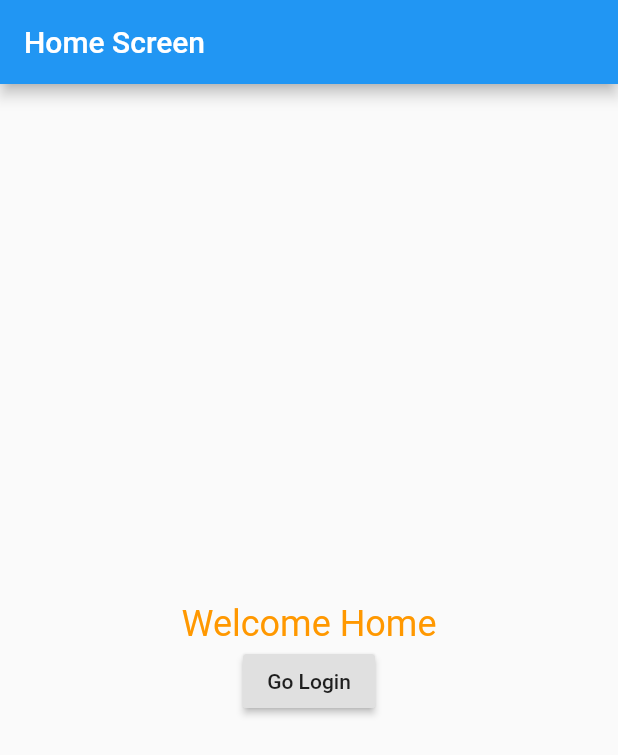
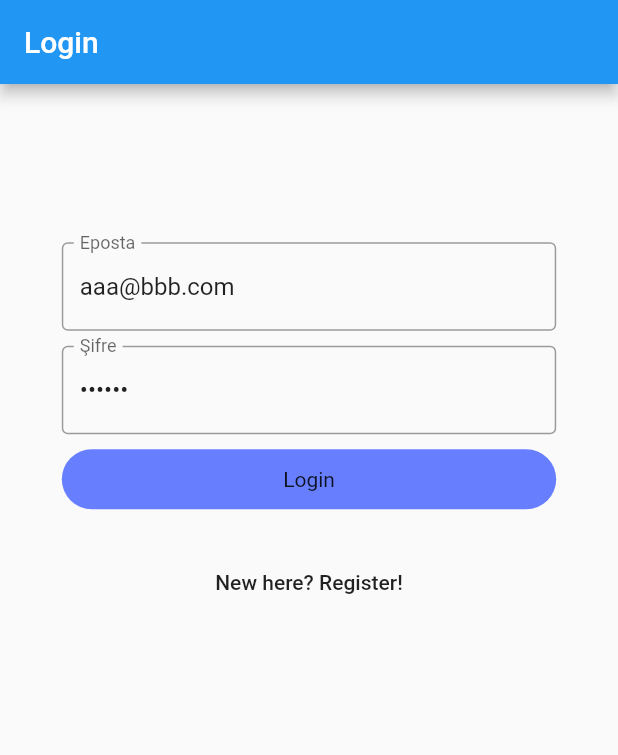
Before and after one commit to talhabayburtlu/Bookie, a Flutter app: the screen it shows after launch, on a phone screen of 412 x 824 dp. Shown: the top 755 px of the screen. Run offline on Flutter 3.47's test engine with Material 2 defaults, Android fonts, the phone set to English and light mode, and no system bars; our stand-ins replace auto_route, get_it, injectable, stacked, stacked_services; accounts and stored records are empty.

Commit message:
Implemented login/register views and created the bottom navigation bar

```diff
--- a/bookie-app/lib/services/auth_service.dart
+++ b/bookie-app/lib/services/auth_service.dart
@@ -12,11 +12,25 @@ class AuthService {
     return _user != null;
   }
 
-  Future<User> login({String email, String password}) async {
+  Future<bool> login({String email, String password}) async {
     try {
-      return User(name: "TestName", surname: "TestSurname");
+      await Future.delayed(Duration(seconds: 2));
+      _user = User(name: "test", surname: "test");
+      return true;
     } catch (e) {
-      throw Exception();
+      print('AuthService.login e: $e');
+      return false;
+    }
+  }
+
+  Future<bool> register({String email, String password}) async {
+    try {
+      await Future.delayed(Duration(seconds: 2));
+
+      return true;
+    } catch (e) {
+      print('AuthService.register e: $e');
+      return false;
     }
   }
 }
--- a/bookie-app/lib/viewmodels/home_viewmodel.dart
+++ b/bookie-app/lib/viewmodels/home_viewmodel.dart
@@ -3,7 +3,7 @@ import 'package:bookie/app/router.gr.dart';
 import 'package:stacked/stacked.dart';
 import 'package:stacked_services/stacked_services.dart';
 
-class HomeViewModel extends BaseViewModel {
+class HomeViewModel extends IndexTrackingViewModel {
   NavigationService _navigationService = locator<NavigationService>();
 
   goToLogin() {
--- /dev/null
+++ b/bookie-app/lib/viewmodels/login_viewmodel.dart
@@ -0,0 +1,23 @@
+import 'package:bookie/app/locator.dart';
+import 'package:bookie/app/router.gr.dart';
+import 'package:bookie/services/auth_service.dart';
+import 'package:stacked/stacked.dart';
+import 'package:stacked_services/stacked_services.dart';
+
+class LoginViewModel extends BaseViewModel {
+  final AuthService _authService = locator<AuthService>();
+  final NavigationService _navigationService = locator<NavigationService>();
+
+  Future<bool> login(String email, String password) async {
+    setBusy(true);
+    await _authService.login(email: email, password: password);
+    setBusy(false);
+
+    _navigationService.clearStackAndShow(Routes.homeView);
+    return true;
+  }
+
+  void register() {
+    _navigationService.navigateTo(Routes.registerView);
+  }
+}
--- /dev/null
+++ b/bookie-app/lib/viewmodels/register_viewmodel.dart
@@ -0,0 +1,13 @@
+import 'package:bookie/app/locator.dart';
+import 'package:bookie/services/auth_service.dart';
+import 'package:stacked/stacked.dart';
+
+class RegisterViewModel extends BaseViewModel {
+  final AuthService _authService = locator<AuthService>();
+
+  Future<void> register(String email, String password) async {
+    setBusy(true);
+    await _authService.register();
+    setBusy(false);
+  }
+}
--- a/bookie-app/lib/viewmodels/splash_viewmodel.dart
+++ b/bookie-app/lib/viewmodels/splash_viewmodel.dart
@@ -8,7 +8,7 @@ class SplashViewModel extends FutureViewModel {
 
   Future waitAndGoHome() async {
     await Future.delayed(Duration(seconds: 2));
-    _navigationService.pushNamedAndRemoveUntil(Routes.homeView);
+    _navigationService.pushNamedAndRemoveUntil(Routes.loginView);
   }
 
   @override
--- a/bookie-app/lib/views/home_view.dart
+++ b/bookie-app/lib/views/home_view.dart
@@ -1,8 +1,13 @@
+import 'package:bookie/views/pages/home_page.dart';
+import 'package:bookie/views/pages/library_page.dart';
+import 'package:bookie/views/pages/profile_page.dart';
 import 'package:flutter/material.dart';
 import 'package:bookie/viewmodels/home_viewmodel.dart';
 import 'package:stacked/stacked.dart';
 
 class HomeView extends StatelessWidget {
+  final List<Widget> _pages = [HomePage(), LibraryPage(), ProfilePage()];
+
   @override
   Widget build(BuildContext context) {
     return ViewModelBuilder<HomeViewModel>.reactive(
@@ -10,22 +15,18 @@ class HomeView extends StatelessWidget {
         appBar: AppBar(
           title: Text("Home Screen"),
         ),
-              body: Center(
-                child: Column(
-                  mainAxisAlignment: MainAxisAlignment.center,
-                  children: <Widget>[
-                    Text(
-                      "Welcome Home",
-                      style: TextStyle(color: Colors.orange, fontSize: 24),
-                    ),
-                    RaisedButton(
-                      onPressed: model.goToLogin,
-                      child: Text("Go Login"),
-                    ),
+        bottomNavigationBar: BottomNavigationBar(
+          onTap: (i) => model.setIndex(i),
+          currentIndex: model.currentIndex,
+          items: [
+            BottomNavigationBarItem(icon: Icon(Icons.home), label: "Home"),
+            BottomNavigationBarItem(icon: Icon(Icons.book), label: "Library"),
+            BottomNavigationBarItem(icon: Icon(Icons.person), label: "Profile")
           ],
         ),
+        body: _pages[model.currentIndex],
       ),
-            ),
-        viewModelBuilder: () => HomeViewModel());
+      viewModelBuilder: () => HomeViewModel(),
+    );
   }
 }
--- /dev/null
+++ b/bookie-app/lib/views/login_view.dart
@@ -0,0 +1,103 @@
+import 'package:bookie/utils/ui_helpers.dart';
+import 'package:bookie/viewmodels/login_viewmodel.dart';
+import 'package:bookie/widgets/busy_button.dart';
+import 'package:flutter/material.dart';
+import 'package:stacked/stacked.dart';
+
+class LoginView extends StatelessWidget {
+  final _formKey = GlobalKey<FormState>();
+
+  final _emailController = TextEditingController(text: "aaa@bbb.com");
+  final _passwordController = TextEditingController(text: "abc123");
+
+  @override
+  Widget build(BuildContext context) {
+    return ViewModelBuilder<LoginViewModel>.reactive(
+      builder: (context, model, _) => Scaffold(
+        resizeToAvoidBottomInset: true,
+        appBar: AppBar(
+          title: Text("Login"),
+        ),
+        body: SingleChildScrollView(
+          child: Container(
+            width: SizeConfig.screenWidth,
+            height: SizeConfig.screenHeight,
+            child: Column(
+              children: [
+                verticalSpaceMedium,
+                Container(
+                  height: SizeConfig.blockSizeVertical * 50,
+                  width: SizeConfig.blockSizeHorizontal * 80,
+                  child: Form(
+                    key: _formKey,
+                    child: Column(
+                      crossAxisAlignment: CrossAxisAlignment.center,
+                      mainAxisAlignment: MainAxisAlignment.center,
+                      children: [
+                        TextFormField(
+                          decoration: InputDecoration(
+                              border: OutlineInputBorder(),
+                              labelText: "Eposta"),
+                          controller: _emailController,
+                          validator: (val) {
+                            if (val.isEmpty) {
+                              return "Please enter an email";
+                            }
+                            if (val.contains('@') == false || val.length < 5) {
+                              return "Please enter a valid email";
+                            }
+                            return null;
+                          },
+                        ),
+                        verticalSpaceSmall,
+                        TextFormField(
+                          obscureText: true,
+                          decoration: InputDecoration(
+                              border: OutlineInputBorder(), labelText: "Şifre"),
+                          controller: _passwordController,
+                          validator: (val) {
+                            if (val.isEmpty) {
+                              return "Please enter a password";
+                            }
+                            if (val.length < 3) {
+                              return "Please enter a valid password (at least 4 characters)";
+                            }
+                            return null;
+                          },
+                        ),
+                        verticalSpaceSmall,
+                        BusyButton(
+                          busy: model.isBusy,
+                          onPressed: () async {
+                            if (_formKey.currentState.validate()) {
+                              await model.login(_emailController.text,
+                                  _passwordController.text);
+                            }
+                          },
+                          title: Text("Login"),
+                          decoration: BoxDecoration(
+                              borderRadius:
+                                  BorderRadius.all(Radius.circular(22)),
+                              color: const Color(0xff677fff)),
+                        ),
+                        verticalSpaceMedium,
+                        FlatButton(
+                          child: Text("New here? Register!"),
+                          onPressed: () {
+                            model.register();
+                          },
+                        ),
+                      ],
+                    ),
+                  ),
+                ),
+                verticalSpaceMedium,
+              ],
+            ),
+          ),
+        ),
+      ),
+      viewModelBuilder: () => LoginViewModel(),
+    );
+  }
+}
--- /dev/null
+++ b/bookie-app/lib/widgets/busy_button.dart
@@ -0,0 +1,50 @@
+import 'package:flutter/material.dart';
+
+/// A button that shows a busy indicator in place of title
+class BusyButton extends StatefulWidget {
+  final bool busy;
+  final Widget title;
+  final Function onPressed;
+  final bool enabled;
+  final BoxDecoration decoration;
+  final double height;
+  const BusyButton(
+      {@required this.title,
+      this.busy = false,
+      @required this.onPressed,
+      this.enabled = true,
+      this.decoration,
+      this.height = 40});
+
+  @override
+  _BusyButtonState createState() => _BusyButtonState();
+}
+
+class _BusyButtonState extends State<BusyButton> {
+  @override
+  Widget build(BuildContext context) {
+    return Container(
+      height: widget.height,
+      child: GestureDetector(
+        onTap: widget.busy ? null : widget.onPressed,
+        child: InkWell(
+          child: AnimatedContainer(
+            height: widget.busy ? widget.height : null,
+            width: widget.busy ? widget.height : null,
+            duration: const Duration(milliseconds: 300),
+            alignment: Alignment.center,
+            padding: EdgeInsets.symmetric(
+                horizontal: widget.busy ? 5 : 15,
+                vertical: widget.busy ? 5 : 5),
+            decoration: widget.decoration,
+            child: !widget.busy
+                ? widget.title
+                : CircularProgressIndicator(
+                    strokeWidth: 2,
+                    valueColor: AlwaysStoppedAnimation<Color>(Colors.white)),
+          ),
+        ),
+      ),
+    );
+  }
+}
```
Also changed, not shown: bookie-app/lib/app/router.dart (+8 -0 lines), bookie-app/lib/views/pages/home_page.dart (added, +10 -0 lines), bookie-app/lib/views/pages/library_page.dart (added, +10 -0 lines), bookie-app/lib/views/pages/profile_page.dart (added, +10 -0 lines), bookie-app/lib/views/register_view.dart (added, +94 -0 lines), bookie-app/lib/app/locator.config.dart, bookie-app/lib/app/router.gr.dart. Lines whose indentation alone changed are shown as unchanged.
